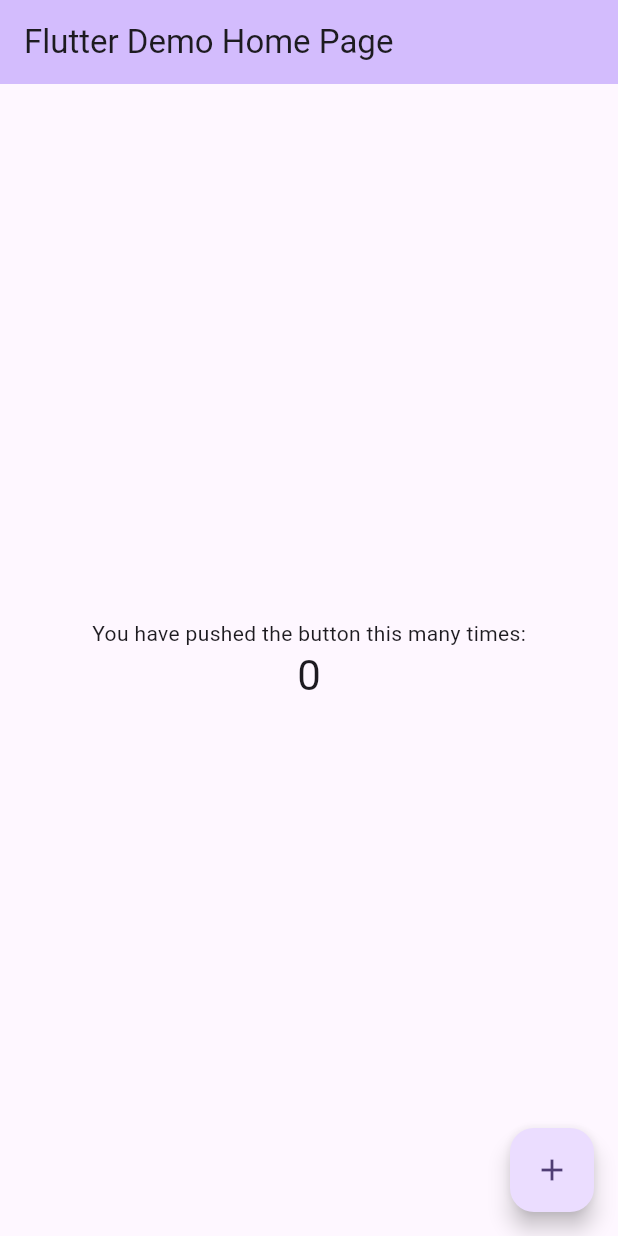
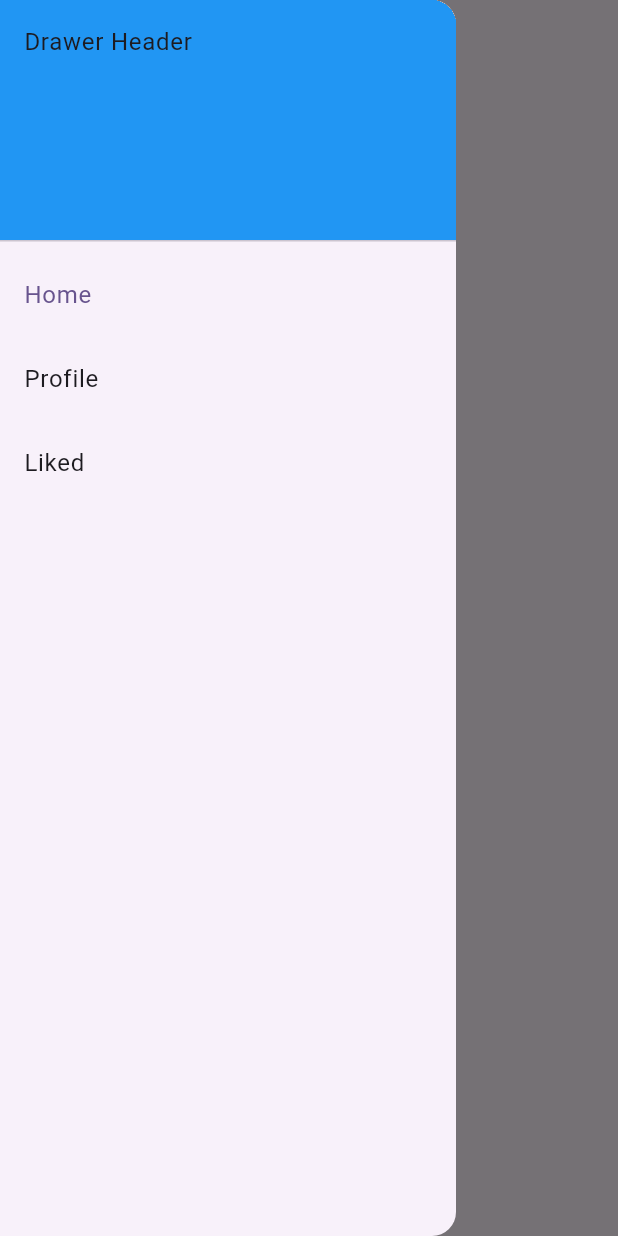
Before and after one commit to PabloEscobarXD/MineTracker, a Flutter app: the screen it shows after launch, with the side drawer open (before the commit the screen has no drawer), on a phone screen of 412 x 824 dp. Run offline on Flutter 3.47's test engine with Material 3 defaults, Android fonts, the light colour scheme and no system bars.

Commit message:
Tabs y Drawers

```diff
--- a/lib/main.dart
+++ b/lib/main.dart
@@ -16,7 +16,7 @@ class MyApp extends StatelessWidget {
       theme: ThemeData(
         colorScheme: ColorScheme.fromSeed(seedColor: Colors.deepPurple),
       ),
-      home: const MyHomePage(title: 'Flutter Demo Home Page'),
+      home: const MyHomePage(title: 'Home Page'),
     );
   }
 }
--- a/lib/pages/home_page.dart
+++ b/lib/pages/home_page.dart
@@ -1,6 +1,7 @@
 
 import 'package:flutter/material.dart';
 import '../pages/like_page.dart';
+import '../pages/profile_page.dart';
 
 class MyHomePage extends StatefulWidget {
   const MyHomePage({super.key, required this.title});
@@ -12,37 +13,81 @@ class MyHomePage extends StatefulWidget {
 }
 
 class _MyHomePageState extends State<MyHomePage> {
-  int _counter = 0;
-
-  void _incrementCounter() {
-    setState(() {
-      _counter++;
-    });
-  }
+  int _selectedIndex = 0;
+  static const TextStyle optionStyle = TextStyle(
+    fontSize: 30,
+    fontWeight: FontWeight.bold,
+  );
 
   @override
   Widget build(BuildContext context) {
     return Scaffold(
       appBar: AppBar(
-        backgroundColor: Theme.of(context).colorScheme.inversePrimary,
         title: Text(widget.title),
+        leading: Builder(
+          builder: (context) {
+            return IconButton(
+              icon: const Icon(Icons.menu),
+              onPressed: () {
+                Scaffold.of(context).openDrawer();
+              },
+            );
+          },
+        ),
       ),
-      body: Center(
-        child: Column(
-          mainAxisAlignment: MainAxisAlignment.center,
-          children: <Widget>[
-            const Text('You have pushed the button this many times:'),
-            Text(
-              '$_counter',
-              style: Theme.of(context).textTheme.headlineMedium,
+      body: Center(),
+      drawer: Drawer(
+        child: ListView(
+          // Important: Remove any padding from the ListView.
+          padding: EdgeInsets.zero,
+          children: [
+            const DrawerHeader(
+              decoration: BoxDecoration(color: Colors.blue),
+              child: Text('Drawer Header'),
             ),
+            ListTile(
+              title: const Text('Home'),
+              selected: _selectedIndex == 0,
+              onTap: () {
+                // Update the state of the app
+                //n _onItemTapped(1);
+                // Then close the drawer
+                Navigator.pop(context);
+
+                Navigator.push(
+                context,
+                MaterialPageRoute(builder: (context) => const MyHomePage(title: 'Home Page')),
+                );
+              },
+            ),
+            ListTile(
+              title: const Text('Profile'),
+              selected: _selectedIndex == 1,
+              onTap: () {
+                // Update the state of the app
+                // _onItemTapped(1);
+                // Then close the drawer
+                Navigator.pop(context);
+                Navigator.push(
+                context,
+                MaterialPageRoute(builder: (context) => const ProfilePage(title: 'Profile Page')),
+                );
+              },
+            ),
+            ListTile(
+              title: const Text('Liked'),
+              selected: _selectedIndex == 2,
+              onTap: () {
+                Navigator.pop(context);
+
+                Navigator.push(
+                context,
+                MaterialPageRoute(builder: (context) => const LikePage(title: 'Liked Page')),
+                );
+              },
+            )
           ],
         ),
-      ),
-      floatingActionButton: FloatingActionButton(
-        onPressed: _incrementCounter,
-        tooltip: 'Increment',
-        child: const Icon(Icons.add),
       ),
     );
   }
```
Also changed, not shown: lib/pages/like_page.dart (+28 -19 lines).
